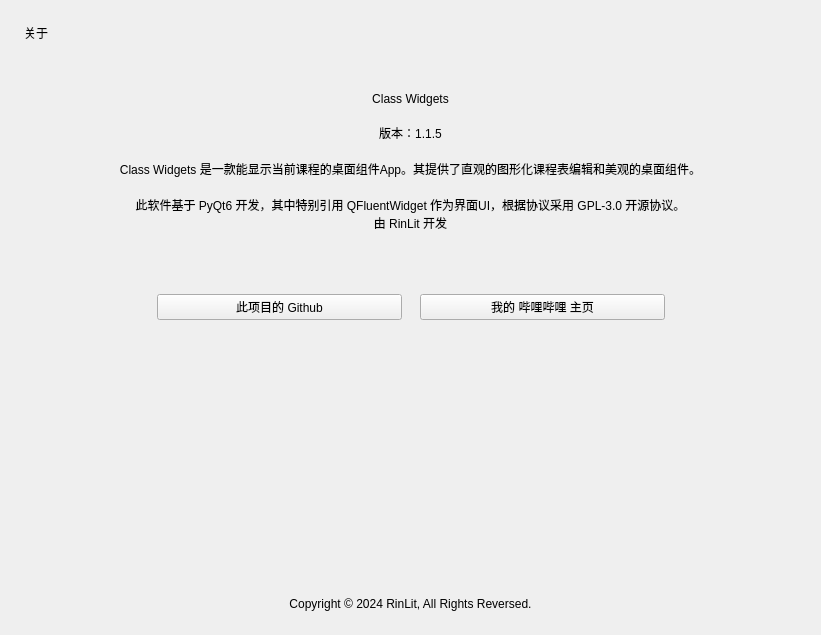
Qt form menu-about.ui (RinLit-233-shiroko/Class-Widgets) before a commit.
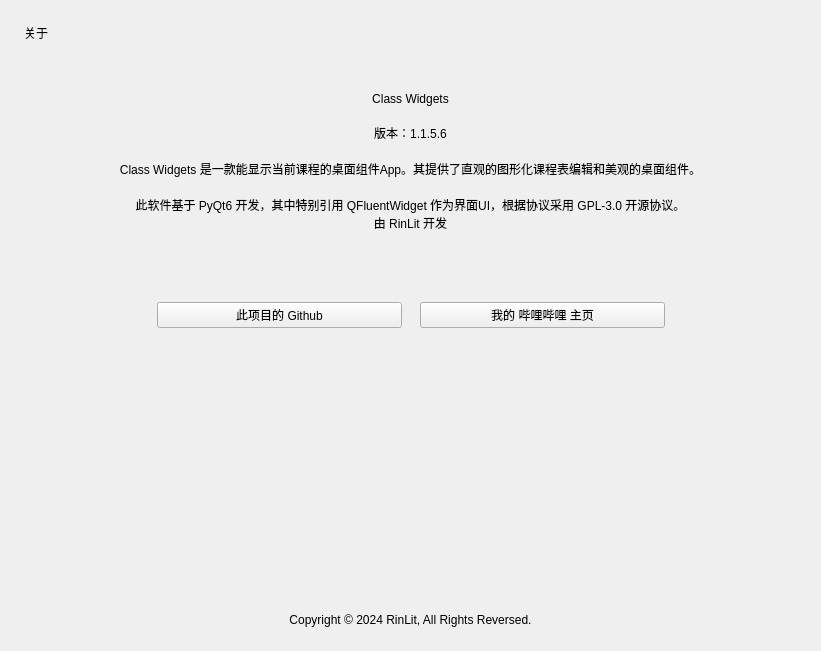
The same form after that commit. Icons and pictures are not drawn. Custom widgets are drawn as their Qt base class.

Diff of the .ui file:
```diff
--- a/menu-about.ui
+++ b/menu-about.ui
@@ -7,7 +7,7 @@
     <x>0</x>
     <y>0</y>
     <width>821</width>
-    <height>635</height>
+    <height>651</height>
    </rect>
   </property>
   <property name="windowTitle">
@@ -104,11 +104,14 @@
      <item>
       <widget class="BodyLabel" name="BodyLabel">
        <property name="text">
-        <string>版本：1.1.5</string>
+        <string>版本：1.1.5.6</string>
        </property>
        <property name="alignment">
         <set>Qt::AlignCenter</set>
        </property>
+       <property name="wordWrap">
+        <bool>true</bool>
+       </property>
       </widget>
      </item>
      <item>
```
Left out of the diff: 2 changed lines with no effect on the pictures.
